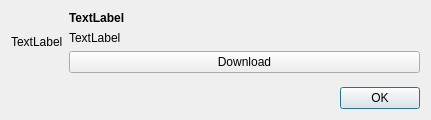
The window that ImageVis3D/UI/UI/URLDlg.ui (SCIInstitute/ImageVis3D) describes before a commit, drawn with Qt 5.
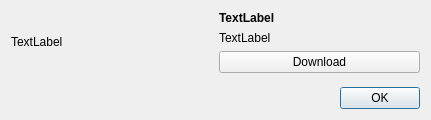
The same window after the commit.

Commit message: still playing with the settings to get the update dialog working

Patch:
```diff
--- a/ImageVis3D/UI/UI/URLDlg.ui
+++ b/ImageVis3D/UI/UI/URLDlg.ui
@@ -50,7 +50,7 @@
       <item>
        <widget class="QFrame" name="frame" >
         <property name="sizePolicy" >
-         <sizepolicy vsizetype="Expanding" hsizetype="Expanding" >
+         <sizepolicy vsizetype="Preferred" hsizetype="Preferred" >
           <horstretch>0</horstretch>
           <verstretch>0</verstretch>
          </sizepolicy>
```
The commit also changes 1 other file.
